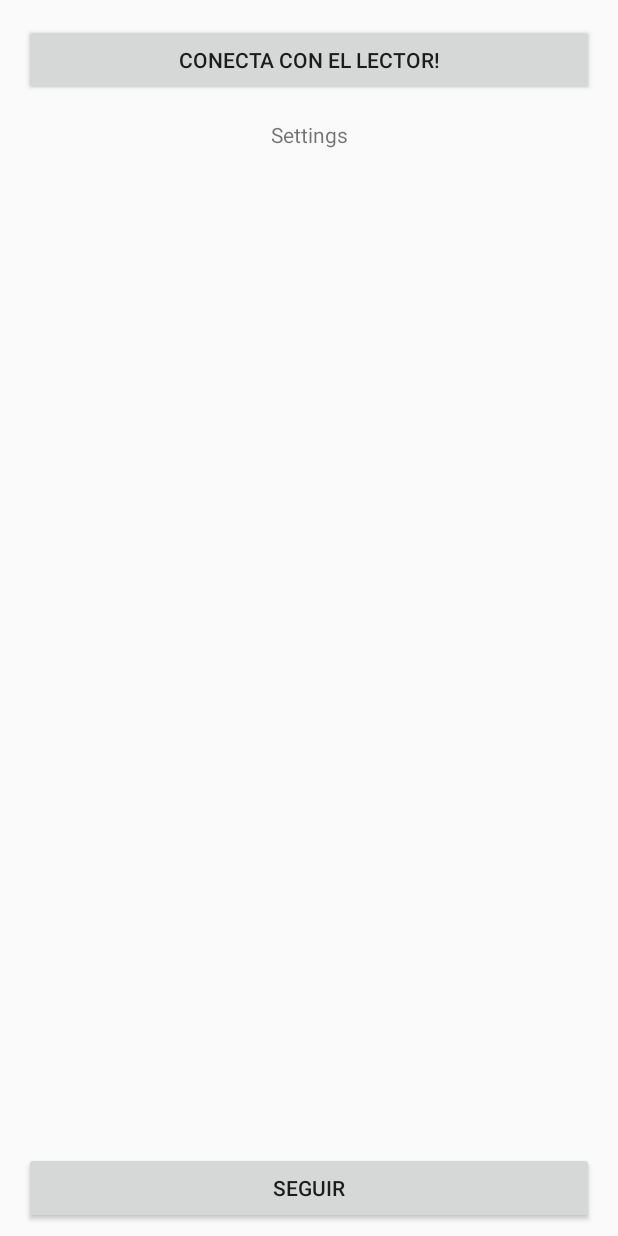
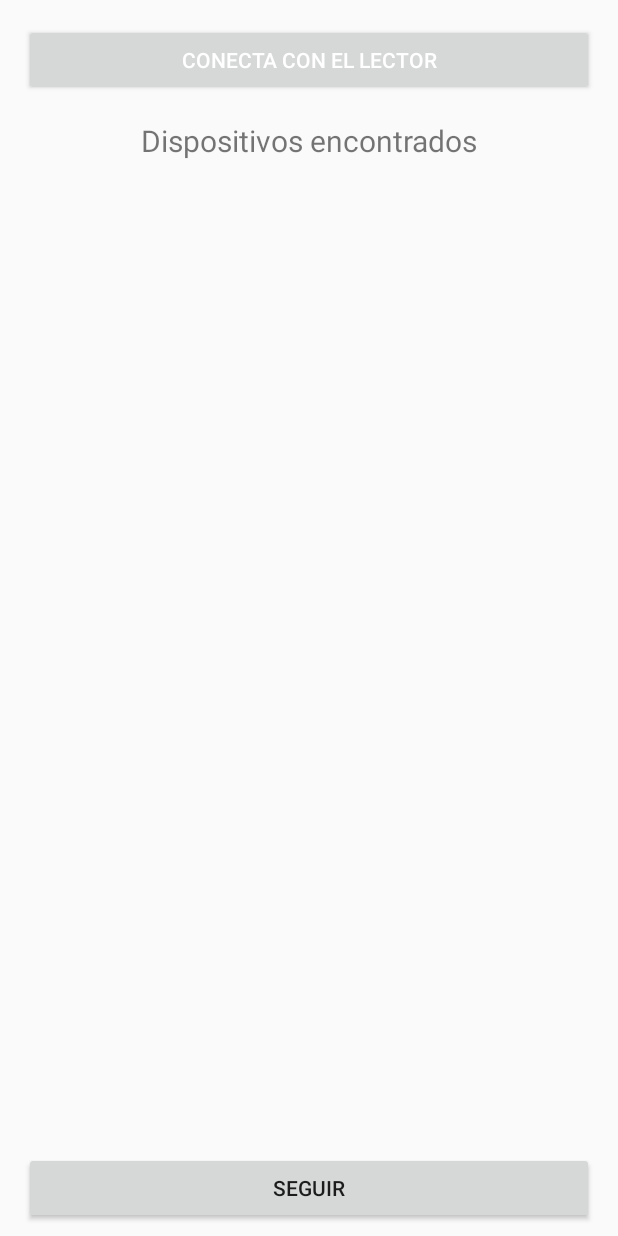
Before and after one commit to verasofty/ReaderDemo, an Android app: the screen it shows after launch (MainActivity), on a phone screen of 412 x 824 dp. Run offline under Robolectric (Android 15) with nearby library versions, the phone set to English and light mode, and no system bars; libraries missing offline, so code that uses them is left out: com.sf.connectors, com.sf.upos, com.sfmex.upos, com.sfmex.utils; 3 statements that could not run were skipped.

```diff
--- a/app/src/main/java/com/onsigna/readerdemo/MainActivity.java
+++ b/app/src/main/java/com/onsigna/readerdemo/MainActivity.java
@@ -103,6 +103,8 @@ public class MainActivity extends AppCompatActivity implements HALReaderCallback
     private void setUpView() {
         lista = (ListView) findViewById(R.id.list_device);
         btnConnect = (Button) findViewById(R.id.btnConnect);
+        btnConnect.setText("Conecta con el lector");
+        btnConnect.setTextColor(Color.WHITE);
         btnNext = (Button) findViewById(R.id.btnNext);
         sharedPreferences = PreferenceManager.getDefaultSharedPreferences(MainActivity.this);
     }
--- a/app/src/main/java/com/onsigna/readerdemo/SaleActivity.java
+++ b/app/src/main/java/com/onsigna/readerdemo/SaleActivity.java
@@ -94,6 +94,9 @@ public class SaleActivity extends AppCompatActivity implements HALReaderCallback
             nextLine();
             writeConsole(CODE_NORMAL, description);
 
+        } else {
+            nextLine();
+            writeConsole(CODE_NORMAL, description);
         }
 
     }
@@ -357,7 +360,7 @@ public class SaleActivity extends AppCompatActivity implements HALReaderCallback
 
     @Override
     public void updateDialog(String text) {
-        Log.d(TAG, "== onBatteryInfo() ==");
+        Log.d(TAG, "== updateDialog() ==");
         Log.d(TAG, "text ==>" + text);
         changeDialog(text);
     }
--- a/app/src/main/res/layout/activity_main.xml
+++ b/app/src/main/res/layout/activity_main.xml
@@ -26,7 +26,8 @@
         android:layout_marginTop="16dp"
         android:layout_marginEnd="16dp"
         android:gravity="center"
-        android:text="@string/action_settings"
+        android:textSize="20dp"
+        android:text="Dispositivos encontrados"
         app:layout_constraintEnd_toEndOf="parent"
         app:layout_constraintStart_toStartOf="parent"
         app:layout_constraintTop_toBottomOf="@+id/btnConnect" />
```
